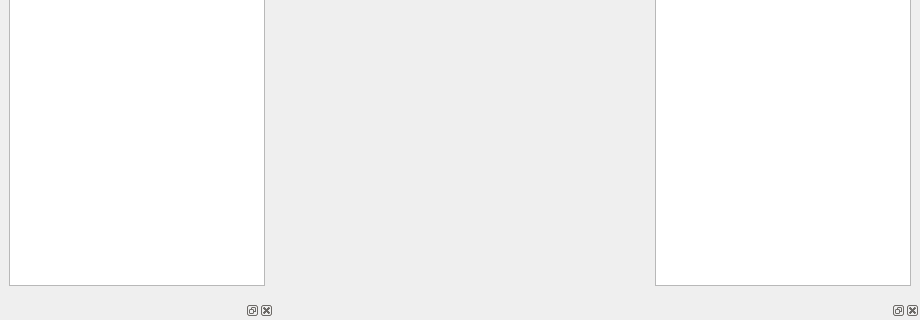
This is src/ARM_OD_viewCore/MapTabWidget.ui in nevaeh82/arm_od as Qt 5 draws it before an edit; both pictures show x 0 to 920 and y 298 to 618 of the 920 by 618 pixel window. The edited form follows.
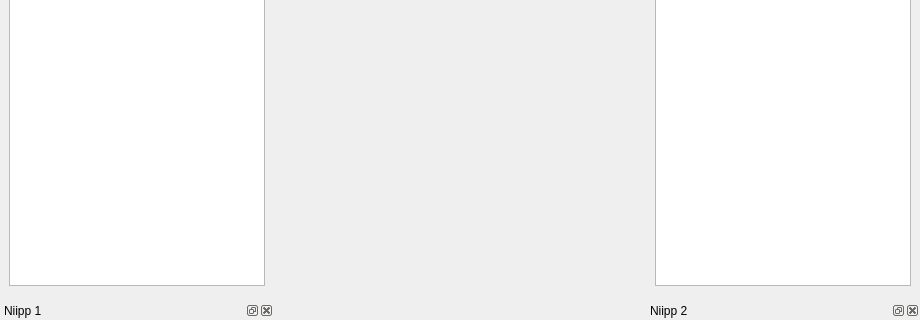
This is the edited form. Custom widgets are drawn as their Qt base class.

```diff
--- a/src/ARM_OD_viewCore/MapTabWidget.ui
+++ b/src/ARM_OD_viewCore/MapTabWidget.ui
@@ -72,11 +72,17 @@
    </item>
    <item row="2" column="0">
     <widget class="QDockWidget" name="spipDD1DockWidget">
+     <property name="windowTitle">
+      <string>Niipp 1</string>
+     </property>
      <widget class="NiippWidget" name="spipDD1Widget"/>
     </widget>
    </item>
    <item row="2" column="2">
     <widget class="QDockWidget" name="spipDD2DockWidget">
+     <property name="windowTitle">
+      <string>Niipp 2</string>
+     </property>
      <widget class="NiippWidget" name="spipDD2Widget"/>
     </widget>
    </item>
```
